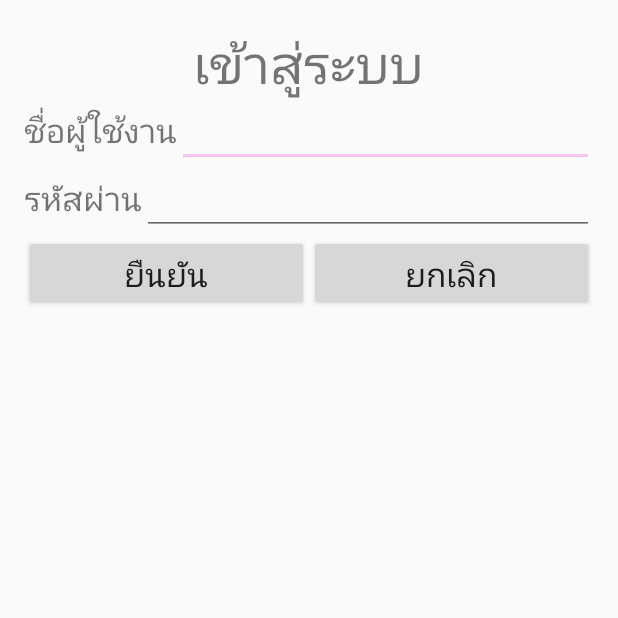
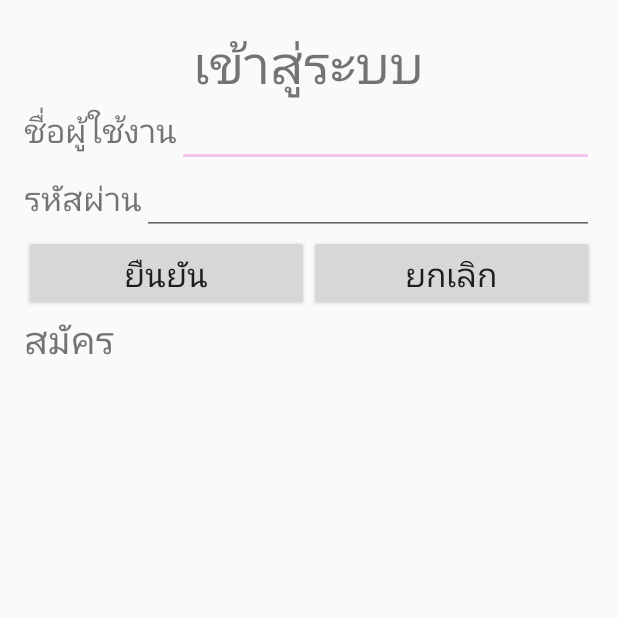
Before and after one commit to masterUNG/Hospital-Room-1, an Android app: the screen it shows after launch (LoginActivity), on a phone screen of 412 x 824 dp, the top half of it. Run offline under Robolectric (Android 15) with nearby library versions, the phone set to English and light mode, and no system bars.

Commit message:
ล็อคอิน1605

```diff
--- a/app/src/main/res/layout/activity_login.xml
+++ b/app/src/main/res/layout/activity_login.xml
@@ -96,6 +96,13 @@
                 android:layout_weight="1" />
         </LinearLayout>
 
+        <TextView
+            android:layout_width="wrap_content"
+            android:layout_height="wrap_content"
+            android:text="@string/Hlogin5"
+            android:id="@+id/textView79"
+            android:textSize="@dimen/h2" />
+
     </LinearLayout>
 
 </RelativeLayout>
--- a/app/src/main/res/values/strings.xml
+++ b/app/src/main/res/values/strings.xml
@@ -88,4 +88,6 @@
     <string name="Hlogin2">รหัสผ่าน</string>
     <string name="Hlogin3">ยืนยัน</string>
     <string name="Hlogin4">ยกเลิก</string>
+    <string name="Hlogin5">สมัคร</string>
+
 </resources>
```
